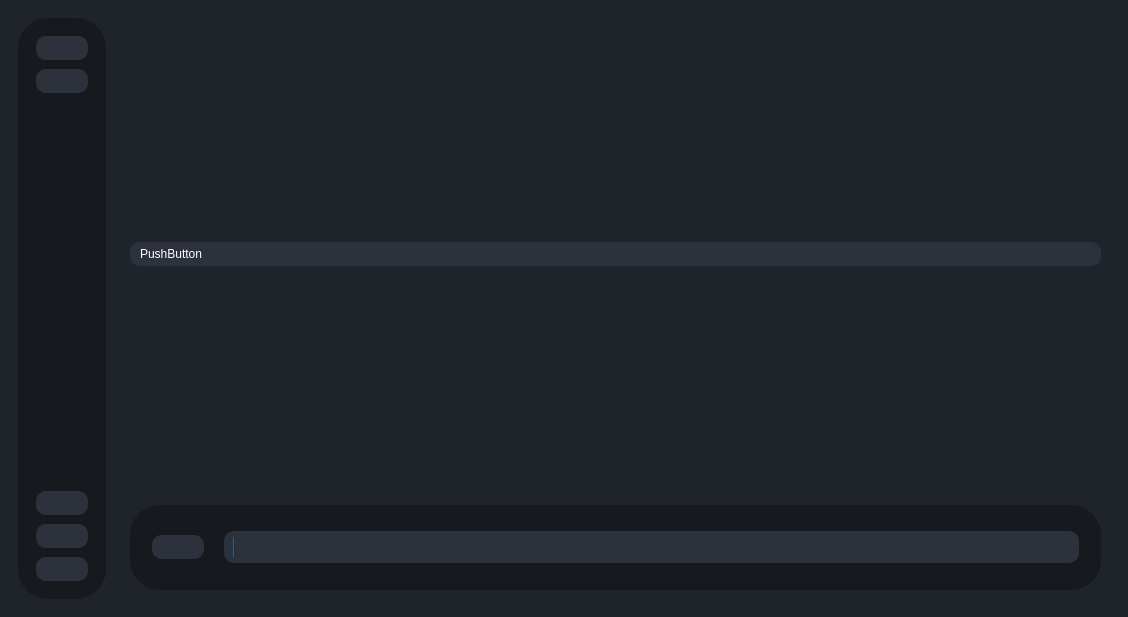
TNTwise/rve-frontend-py, file testRVEInterface.ui: the form before one commit.
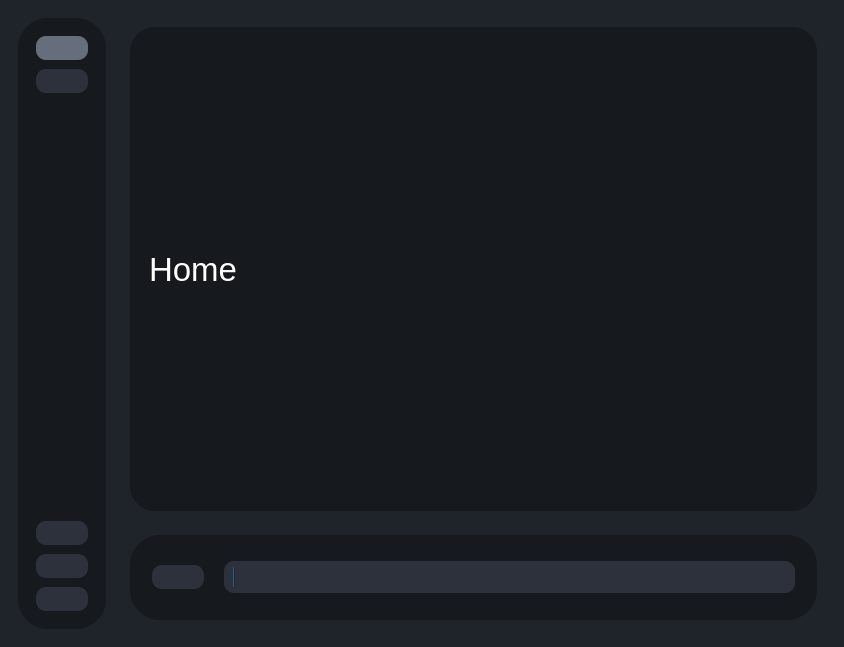
The form after the commit. Icons and pictures are not drawn.

Diff of the .ui file:
```diff
--- a/testRVEInterface.ui
+++ b/testRVEInterface.ui
@@ -6,8 +6,8 @@
    <rect>
     <x>0</x>
     <y>0</y>
-    <width>1128</width>
-    <height>617</height>
+    <width>844</width>
+    <height>647</height>
    </rect>
   </property>
   <property name="windowTitle">
@@ -58,6 +58,18 @@
 	border-bottom-left-radius: 10px;
 border-top-right-radius: 10px;
   border-bottom-right-radius: 10px;
+}
+QStackedWidget{
+	background-color:#16191d;
+	text-align:left;
+	padding:5px 10px;
+	border-top-left-radius: 25px;
+	border-bottom-left-radius: 25px;
+border-top-right-radius: 25px;
+  border-bottom-right-radius: 25px;
+}
+QPushButton:checked{
+background-color:#676e7b
 }</string>
   </property>
   <widget class="QWidget" name="centralwidget">
@@ -66,7 +78,7 @@
      <widget class="QWidget" name="centralWidget" native="true">
       <property name="minimumSize">
        <size>
-        <width>850</width>
+        <width>0</width>
         <height>0</height>
        </size>
       </property>
@@ -82,15 +94,76 @@
          <property name="minimumSize">
           <size>
            <width>0</width>
-           <height>450</height>
+           <height>0</height>
           </size>
          </property>
          <layout class="QHBoxLayout" name="horizontalLayout_3">
           <item>
-           <widget class="QPushButton" name="pushButton_2">
-            <property name="text">
-             <string>PushButton</string>
-            </property>
+           <widget class="QStackedWidget" name="stackedWidget">
+            <widget class="QWidget" name="page">
+             <layout class="QGridLayout" name="gridLayout_2">
+              <item row="0" column="0">
+               <widget class="QLabel" name="label">
+                <property name="font">
+                 <font>
+                  <pointsize>25</pointsize>
+                 </font>
+                </property>
+                <property name="text">
+                 <string>Home</string>
+                </property>
+               </widget>
+              </item>
+             </layout>
+            </widget>
+            <widget class="QWidget" name="page_2">
+             <layout class="QGridLayout" name="gridLayout_3">
+              <item row="0" column="0">
+               <widget class="QLabel" name="label_2">
+                <property name="font">
+                 <font>
+                  <pointsize>25</pointsize>
+                 </font>
+                </property>
+                <property name="text">
+                 <string>Process</string>
+                </property>
+               </widget>
+              </item>
+             </layout>
+            </widget>
+            <widget class="QWidget" name="page_3">
+             <layout class="QGridLayout" name="gridLayout_4">
+              <item row="0" column="0">
+               <widget class="QLabel" name="label_3">
+                <property name="font">
+                 <font>
+                  <pointsize>25</pointsize>
+                 </font>
+                </property>
+                <property name="text">
+                 <string>Settngs</string>
+                </property>
+               </widget>
+              </item>
+             </layout>
+            </widget>
+            <widget class="QWidget" name="page_4">
+             <layout class="QGridLayout" name="gridLayout_5">
+              <item row="0" column="0">
+               <widget class="QLabel" name="label_4">
+                <property name="font">
+                 <font>
+                  <pointsize>25</pointsize>
+                 </font>
+                </property>
+                <property name="text">
+                 <string>More</string>
+                </property>
+               </widget>
+              </item>
+             </layout>
+            </widget>
            </widget>
           </item>
          </layout>
@@ -142,6 +215,12 @@
              </item>
              <item>
               <widget class="QProgressBar" name="progressBar">
+               <property name="sizePolicy">
+                <sizepolicy hsizetype="Expanding" vsizetype="Fixed">
+                 <horstretch>0</horstretch>
+                 <verstretch>0</verstretch>
+                </sizepolicy>
+               </property>
                <property name="value">
                 <number>0</number>
                </property>
@@ -222,6 +301,12 @@
                  <height>35</height>
                 </size>
                </property>
+               <property name="checkable">
+                <bool>true</bool>
+               </property>
+               <property name="checked">
+                <bool>true</bool>
+               </property>
               </widget>
              </item>
              <item>
@@ -307,6 +392,9 @@
                  <height>35</height>
                 </size>
                </property>
+               <property name="checkable">
+                <bool>true</bool>
+               </property>
               </widget>
              </item>
              <item>
@@ -353,6 +441,9 @@
                  <height>35</height>
                 </size>
                </property>
+               <property name="checkable">
+                <bool>true</bool>
+               </property>
               </widget>
              </item>
             </layout>
```
Left out of the diff: 3 changed lines with no effect on the pictures.
